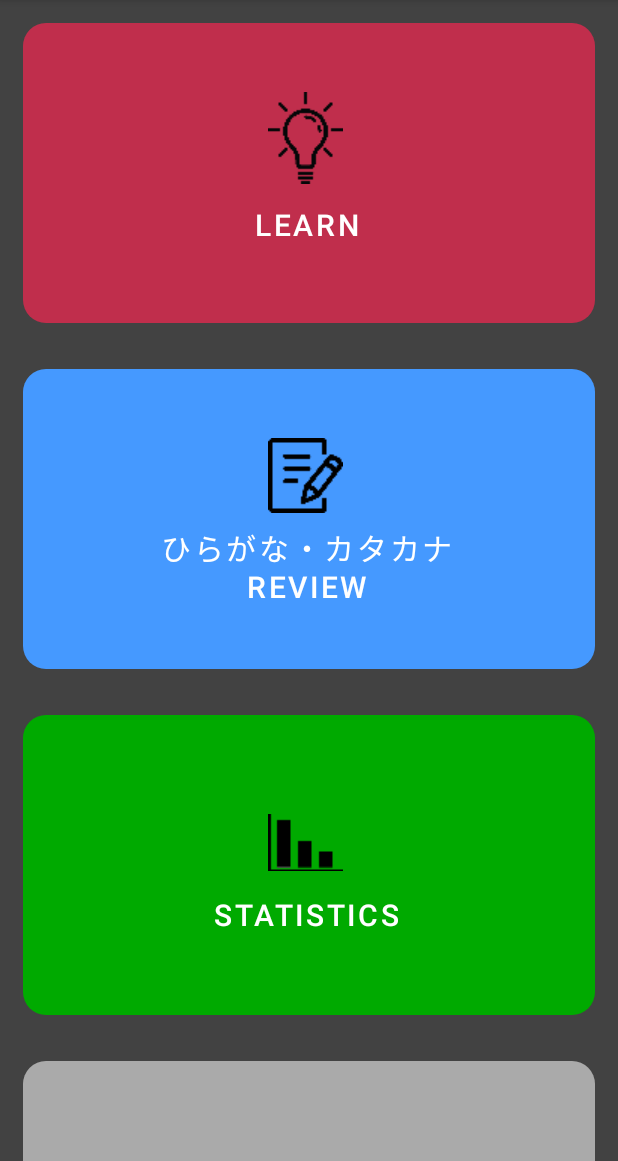
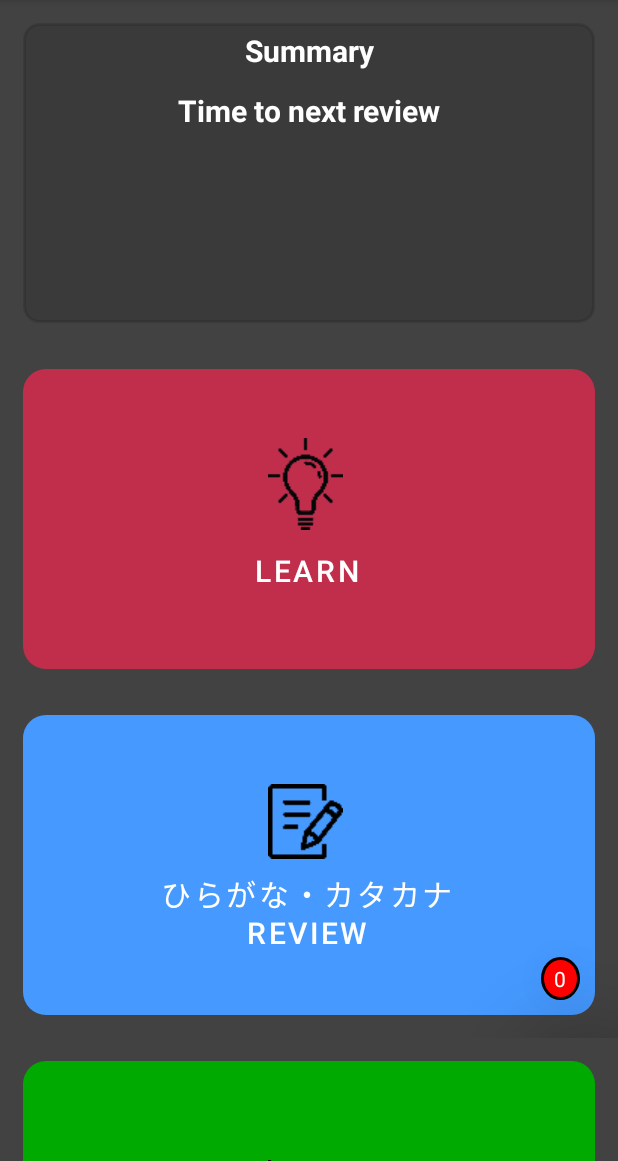
Before and after one commit to Lucas-Curran/KanaSRS, an Android app: the screen it shows after launch (MenuActivity), on a phone screen of 412 x 824 dp, the part 75-1236 px from its top. Run offline under Robolectric (Android 15) with nearby library versions, the phone set to English and light mode, and no system bars; our stand-ins replace Room's generated code; libraries missing offline, so code that uses them is left out: com.skydoves.progressview; plain views replace ProgressView.

Commit message:
Code at school

```diff
--- a/app/src/main/java/com/example/jwriter/MenuActivity.kt
+++ b/app/src/main/java/com/example/jwriter/MenuActivity.kt
@@ -7,6 +7,7 @@ import android.os.Bundle
 import android.view.Menu
 import android.view.MenuItem
 import android.widget.Button
+import android.widget.TextView
 import androidx.appcompat.view.menu.MenuBuilder
 import androidx.appcompat.widget.Toolbar
 import androidx.core.graphics.BlendModeColorFilterCompat
@@ -38,6 +39,9 @@ class MenuActivity : AppCompatActivity() {
         }
 
         setContentView(R.layout.activity_menu)
+
+        val numReviewTextView = findViewById<TextView>(R.id.numItemsTextView)
+        numReviewTextView.text = numItemsToReview.toString()
 
         val toolbar = findViewById<Toolbar>(R.id.toolbar)
         toolbar.overflowIcon?.colorFilter = BlendModeColorFilterCompat.createBlendModeColorFilterCompat(R.color.white, BlendModeCompat.SRC_ATOP)
--- /dev/null
+++ b/app/src/main/res/drawable/items_review_background.xml
@@ -0,0 +1,14 @@
+<?xml version="1.0" encoding="utf-8"?>
+<shape xmlns:android="http://schemas.android.com/apk/res/android"
+    android:shape="oval">
+    <solid
+        android:color="#F00" />
+    <stroke
+        android:width="2dip"
+        android:color="#000" />
+    <padding
+        android:left="5dip"
+        android:right="5dip"
+        android:top="5dip"
+        android:bottom="5dip" />
+</shape>
--- /dev/null
+++ b/app/src/main/res/drawable/summary_stroke.xml
@@ -0,0 +1,9 @@
+<?xml version="1.0" encoding="utf-8"?>
+<shape xmlns:android="http://schemas.android.com/apk/res/android">
+
+    <stroke
+        android:color="#ff0000"
+        android:width="2dp"/>
+    <corners android:radius="10dp"/>
+
+</shape>
--- a/app/src/main/res/layout-v23/activity_menu.xml
+++ b/app/src/main/res/layout-v23/activity_menu.xml
@@ -64,6 +64,48 @@
             app:layout_constraintStart_toStartOf="parent"
             app:layout_constraintTop_toBottomOf="@+id/appBarLayout">
 
+            <RelativeLayout
+                android:layout_width="wrap_content"
+                android:layout_height="wrap_content">
+
+                <com.google.android.material.button.MaterialButton
+                    android:id="@+id/summary"
+                    style="@style/Widget.MaterialComponents.Button.Icon"
+                    android:layout_width="match_parent"
+                    android:layout_height="200dp"
+                    android:layout_marginStart="15dp"
+                    android:layout_marginTop="15dp"
+                    android:layout_marginEnd="15dp"
+                    android:layout_marginBottom="15dp"
+                    android:background="@drawable/summary_stroke"
+                    android:enabled="false" />
+
+                <TextView
+                    android:layout_width="wrap_content"
+                    android:layout_height="wrap_content"
+                    android:layout_alignStart="@id/summary"
+                    android:layout_alignEnd="@id/summary"
+                    android:gravity="center"
+                    android:paddingTop="20dp"
+                    android:text="Summary"
+                    android:textStyle="bold"
+                    android:textColor="@color/white"
+                    android:textSize="20dp" />
+
+                <TextView
+                    android:layout_width="wrap_content"
+                    android:layout_height="wrap_content"
+                    android:layout_alignStart="@id/summary"
+                    android:layout_alignEnd="@id/summary"
+                    android:gravity="center"
+                    android:paddingTop="60dp"
+                    android:text="Time to next review"
+                    android:textStyle="bold"
+                    android:textColor="@color/white"
+                    android:textSize="20dp" />
+
+            </RelativeLayout>
+
             <com.google.android.material.button.MaterialButton
                 android:id="@+id/lessonButton"
                 style="@style/Widget.MaterialComponents.Button.Icon"
@@ -79,12 +121,32 @@
                 android:textSize="20sp"
                 app:backgroundTint="@color/pink" />
 
+            <RelativeLayout
+                android:layout_width="wrap_content"
+                android:layout_height="wrap_content">
+                <TextView
+                    android:id="@+id/numItemsTextView"
+                    android:layout_width="26dp"
+                    android:layout_height="wrap_content"
+                    android:layout_alignEnd="@id/reviewButton"
+                    android:layout_alignBottom="@id/reviewButton"
+                    android:layout_marginEnd="10dp"
+                    android:layout_marginBottom="10dp"
+                    android:textColor="@color/white"
+                    android:background="@drawable/items_review_background"
+                    android:elevation="50dp"
+                    android:gravity="center"
+                    android:text="5" />
+
                 <com.google.android.material.button.MaterialButton
                     android:id="@+id/reviewButton"
                     style="@style/Widget.MaterialComponents.Button.Icon"
                     android:layout_width="match_parent"
                     android:layout_height="200dp"
-                android:layout_margin="15dp"
+                    android:layout_marginStart="15dp"
+                    android:layout_marginTop="15dp"
+                    android:layout_marginEnd="15dp"
+                    android:layout_marginBottom="15dp"
                     android:background="@drawable/custom_button"
                     android:drawableTop="@drawable/ic_review"
                     android:foreground="?android:attr/selectableItemBackground"
@@ -93,6 +155,9 @@
                     android:text="ひらがな・カタカナ\nReview"
                     android:textSize="20sp"
                     app:backgroundTint="#4599ff" />
+
+
+            </RelativeLayout>
 
             <com.google.android.material.button.MaterialButton
                 android:id="@+id/statsButton"
@@ -162,7 +227,6 @@
                 app:progressView_colorBackground="@color/white"
                 app:progressView_progress="46"/>
 
-
         </LinearLayout>
     </ScrollView>
 
--- a/app/src/main/res/layout/activity_menu.xml
+++ b/app/src/main/res/layout/activity_menu.xml
@@ -77,21 +77,42 @@
             android:textSize="20sp"
             app:backgroundTint="@color/pink" />
 
+        <RelativeLayout
+            android:layout_width="wrap_content"
+            android:layout_height="wrap_content">
+            <TextView
+                android:id="@+id/numItemsTextView"
+                android:layout_width="26dp"
+                android:layout_height="wrap_content"
+                android:layout_alignEnd="@id/reviewButton"
+                android:layout_alignBottom="@id/reviewButton"
+                android:layout_marginEnd="10dp"
+                android:layout_marginBottom="10dp"
+                android:textColor="@color/white"
+                android:background="@drawable/items_review_background"
+                android:elevation="50dp"
+                android:gravity="center"
+                android:text="5" />
+
             <com.google.android.material.button.MaterialButton
                 android:id="@+id/reviewButton"
                 style="@style/Widget.MaterialComponents.Button.Icon"
                 android:layout_width="match_parent"
                 android:layout_height="200dp"
-            app:backgroundTint="#4599ff"
-            android:layout_margin="15dp"
+                android:layout_marginStart="15dp"
+                android:layout_marginTop="15dp"
+                android:layout_marginEnd="15dp"
+                android:layout_marginBottom="15dp"
                 android:background="@drawable/custom_button"
                 android:drawableTop="@drawable/ic_review"
-            android:paddingTop="60dp"
+                android:paddingTop="40dp"
                 android:paddingBottom="40dp"
+                android:text="ひらがな・カタカナ\nReview"
                 android:textSize="20sp"
-            android:foreground="?android:attr/selectableItemBackground"
-            android:text="ひらがな・カタカナ\nReview"
-            />
+                app:backgroundTint="#4599ff" />
+
+
+        </RelativeLayout>
 
         <com.google.android.material.button.MaterialButton
             android:id="@+id/statsButton"
```
Lines whose indentation alone changed are shown as unchanged.
